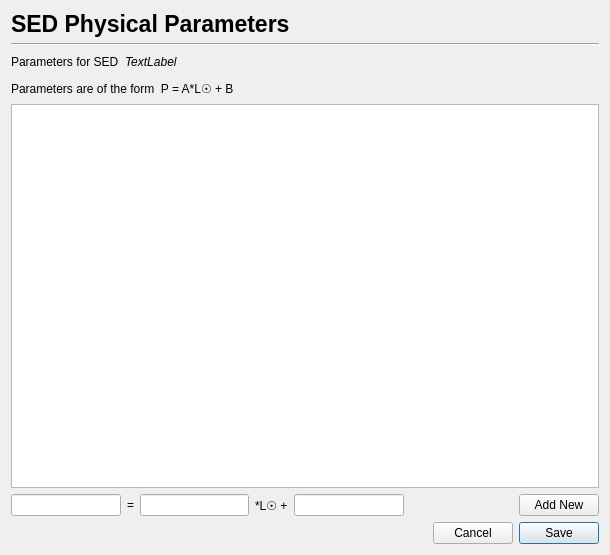
First picture: the form in PhzQtUI/auxdir/PhzQtUI/DialogSedParam.ui, repository astrorama/Phosphoros, before the edit.
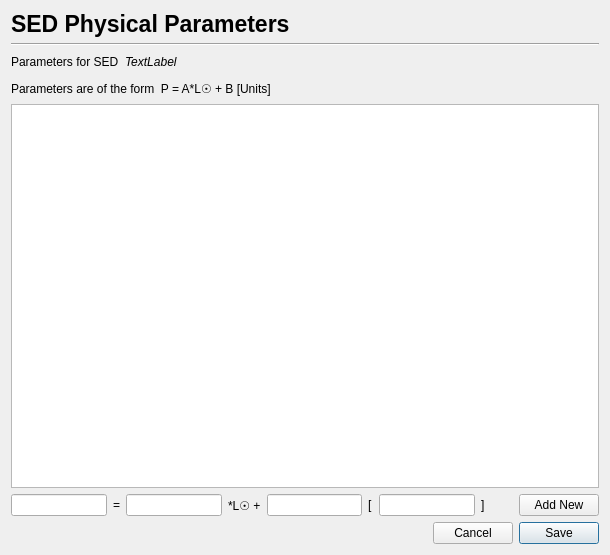
Second picture: the form after the edit.

Commit message: Add units to the PP

```diff
--- a/PhzQtUI/auxdir/PhzQtUI/DialogSedParam.ui
+++ b/PhzQtUI/auxdir/PhzQtUI/DialogSedParam.ui
@@ -93,7 +93,7 @@
      <item>
       <widget class="QLabel" name="label_4">
        <property name="text">
-        <string>Parameters are of the form  P = A*L☉ + B</string>
+        <string>Parameters are of the form  P = A*L☉ + B [Units]</string>
        </property>
       </widget>
      </item>
@@ -140,6 +140,23 @@
      <item>
       <widget class="QLineEdit" name="le_B"/>
      </item>
+     <item>
+      <widget class="QLabel" name="label_6">
+       <property name="text">
+        <string>[</string>
+       </property>
+      </widget>
+     </item>
+     <item>
+      <widget class="QLineEdit" name="le_unit"/>
+     </item>
+     <item>
+      <widget class="QLabel" name="label_7">
+       <property name="text">
+        <string>]</string>
+       </property>
+      </widget>
+     </item>
      <item>
       <spacer name="horizontalSpacer_5">
        <property name="orientation">
```
The commit also changes 3 other files.
